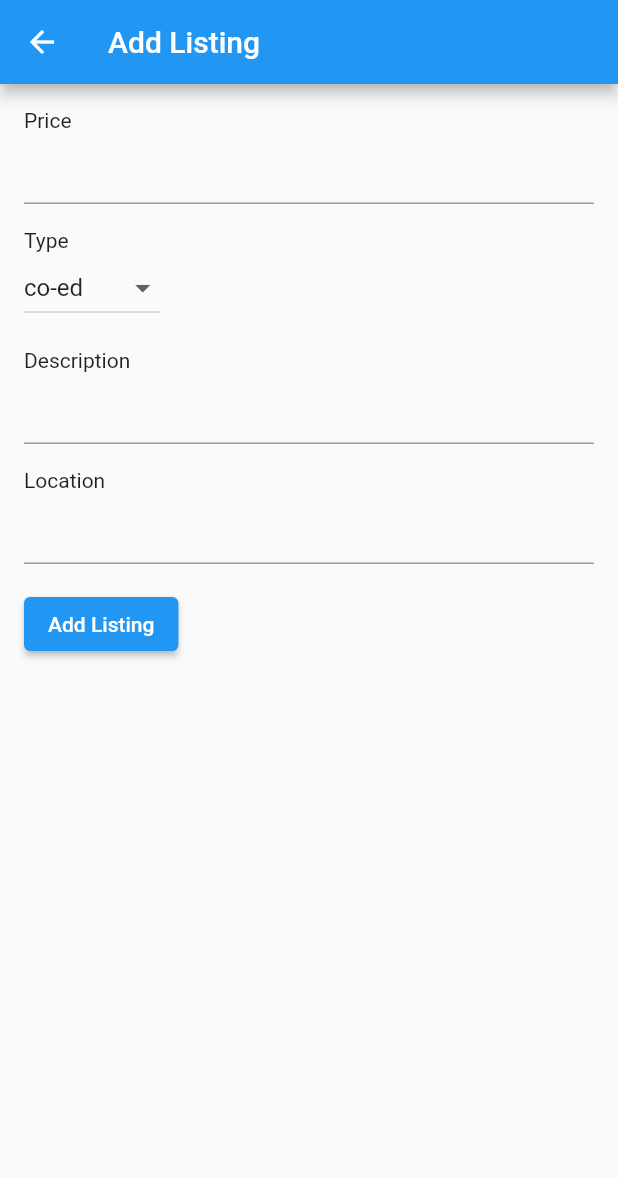
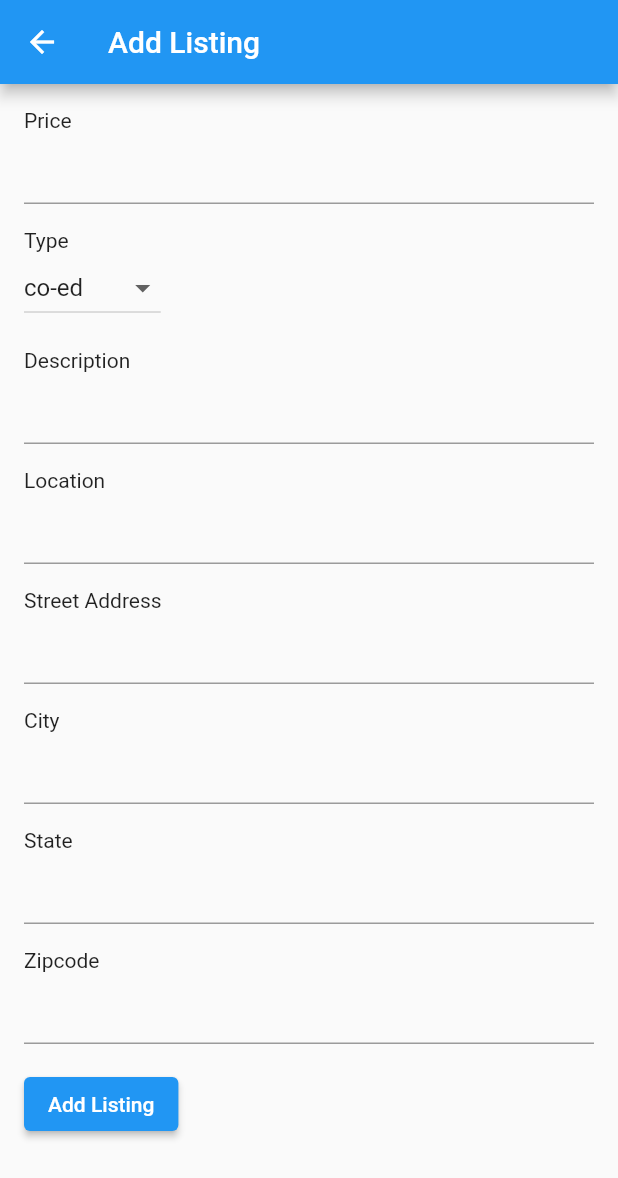
Before and after one commit to sushmullur/UniHousing, a Flutter app: the AddListing screen opened directly, on a phone screen of 412 x 824 dp. Shown: the top 1178 px of the screen. Run offline on Flutter 3.47's test engine with Material 2 defaults, Android fonts, the light colour scheme and no system bars; our stand-ins replace supabase, supabase_flutter; accounts and stored records are empty.

Commit message:
updated ui, added missing listing fields

```diff
--- a/uni_housing/lib/AddListing.dart
+++ b/uni_housing/lib/AddListing.dart
@@ -9,10 +9,29 @@ class AddListing extends StatefulWidget {
 }
 
 class _AddListingState extends State<AddListing> {
+  //coed or not
   String _selectedType = 'co-ed';
+
+  //price
   final _priceController = TextEditingController();
+
+  //description
   final _descriptionController = TextEditingController();
+
+  //location
   final _locationController = TextEditingController();
+
+  //state
+  final _stateController = TextEditingController();
+
+  //city
+  final _cityController = TextEditingController();
+
+  //zipcode
+  final _zipcodeController = TextEditingController();
+
+  //address
+  final _addressLineController = TextEditingController();
 
   @override
   void dispose() {
@@ -68,6 +87,26 @@ class _AddListingState extends State<AddListing> {
               controller: _locationController,
             ),
             SizedBox(height: 16),
+            Text('Street Address'),
+            TextField(
+              controller: _addressLineController,
+            ),
+            SizedBox(height: 16),
+            Text('City'),
+            TextField(
+              controller: _cityController,
+            ),
+            SizedBox(height: 16),
+            Text('State'),
+            TextField(
+              controller: _stateController,
+            ),
+            SizedBox(height: 16),
+            Text('Zipcode'),
+            TextField(
+              controller: _zipcodeController,
+            ),
+            SizedBox(height: 16),
             ElevatedButton(
               onPressed: _addListing,
               child: Text('Add Listing'),
@@ -79,12 +118,17 @@ class _AddListingState extends State<AddListing> {
   }
 
   void _addListing() async {
+    int zipcode = int.tryParse(_zipcodeController.text) ?? 0;
     final response =
         await Supabase.instance.client.from('housing_data').insert({
       'price': _priceController.text,
       'type': _selectedType,
       'description': _descriptionController.text,
       'location': _locationController.text,
+      'state': _stateController.text,
+      'city': _cityController.text,
+      'zipcode': zipcode,
+      'address_line': _addressLineController.text,
     }).execute();
     if (response != null) {
       Navigator.pushReplacement(
```
Also changed, not shown: uni_housing/lib/MyHomePage.dart (+37 -5 lines).
